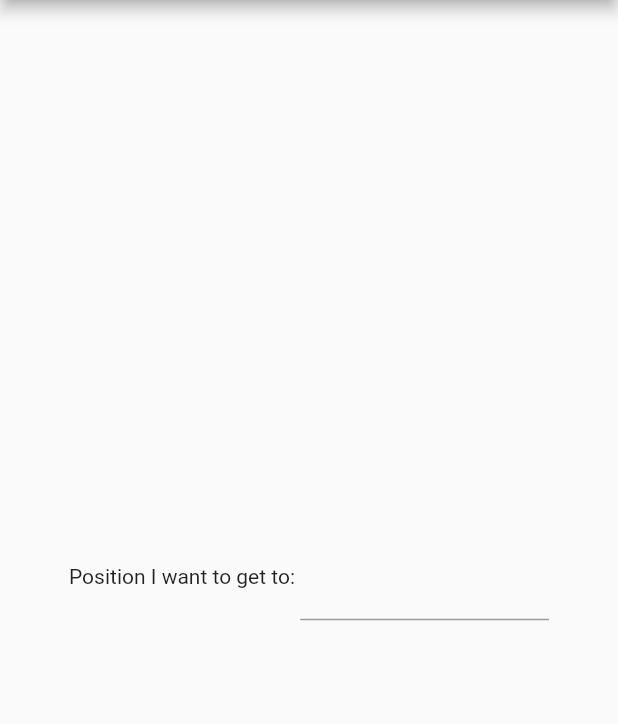
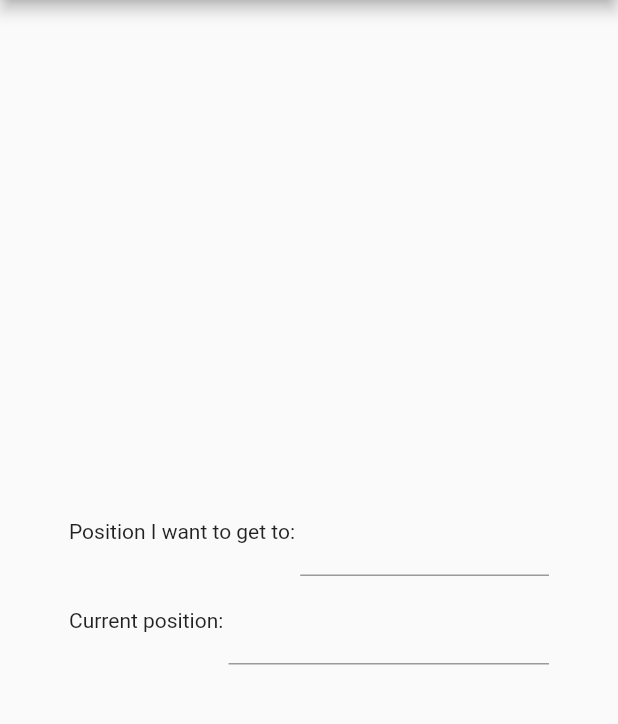
Before and after one commit to walles/waitinator, a Flutter app: the screen it shows after launch, on a phone screen of 412 x 824 dp, the part 84-808 px from its top. Run offline on Flutter 3.47's test engine with Material 2 defaults, Android fonts, the phone set to English and light mode, and no system bars.

Commit message:
Add a current-position entry box

```diff
--- a/lib/main.dart
+++ b/lib/main.dart
@@ -28,6 +28,7 @@ class MyApp extends StatelessWidget {
                   mainAxisAlignment: MainAxisAlignment.center,
                   children: <Widget>[
                     _positionIWantToGetTo(),
+                    _currentPosition(),
                   ],
                 )),
           )),
@@ -42,7 +43,8 @@ class MyApp extends StatelessWidget {
         Expanded(
             child: TextField(
           decoration: const InputDecoration(
-              labelText: "", // Left blank to hide hintText until clicked
+              labelText:
+                  "", // Intentionally blank to hide hintText until clicked
               hintText: "Can be 0 if counting down"),
           keyboardType: TextInputType.number,
           inputFormatters: <TextInputFormatter>[
@@ -56,4 +58,28 @@ class MyApp extends StatelessWidget {
       ],
     );
   }
+
+  /// "Current position: ___"
+  Widget _currentPosition() {
+    return Row(
+      children: [
+        const Text("Current position: "),
+        Expanded(
+            child: TextField(
+          decoration: const InputDecoration(
+              labelText:
+                  "", // Intentionally blank to hide hintText until clicked
+              hintText: "123"),
+          keyboardType: TextInputType.number,
+          inputFormatters: <TextInputFormatter>[
+            FilteringTextInputFormatter.digitsOnly,
+
+            // I don't expect more than three digits really, but if we allow up
+            // to 5 we shouldn't be limiting anybody.
+            LengthLimitingTextInputFormatter(5),
+          ], // Only numbers can be entered
+        )),
+      ],
+    );
+  }
 }
```
Also changed, not shown: 1 other file.
